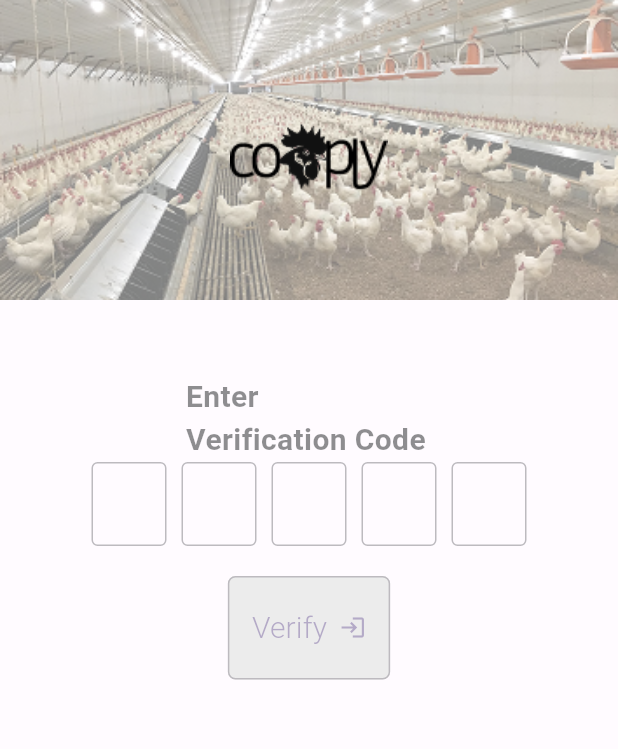
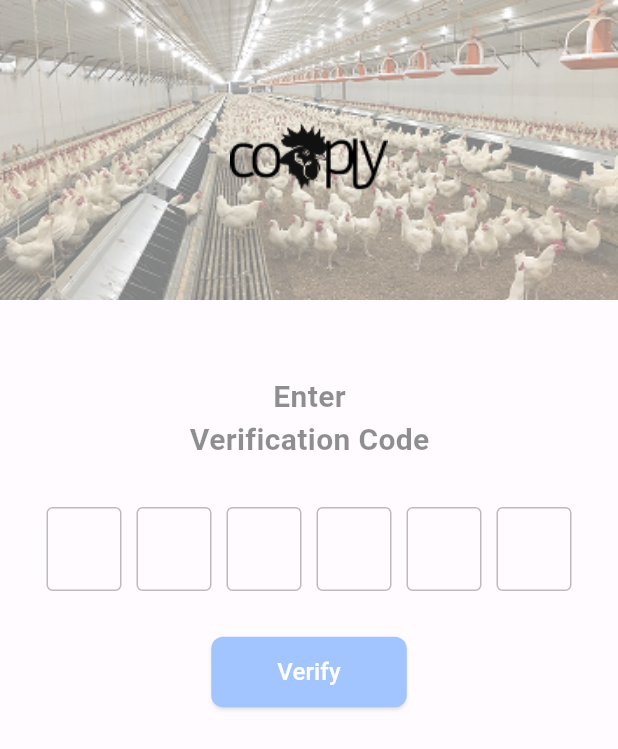
Before and after one commit to Moverr/cooply, a Flutter app: the VerificationScreen screen opened directly, on a phone screen of 412 x 824 dp. Shown: the top 749 px of the screen. Run offline on Flutter 3.47's test engine with Material 3 defaults, Android fonts, the phone set to English and light mode, and no system bars; our stand-ins replace data_table_2, dio, dropdown_search, flutter_map, flutter_svg, font_awesome_flutter and 4 more; accounts and stored records are empty; Roboto replaces fonts that are missing (inter).

Commit message:
Verificafiont screen , login and register done

```diff
--- a/lib/models/dtos/loginResponse.dart
+++ b/lib/models/dtos/loginResponse.dart
@@ -5,7 +5,7 @@ import 'role.dart';
 class LoginResponse{
 
   String username;
-  bool isSuccessful;
+  String status;
   String message;
   String auth_token;
   String refresh_token;
@@ -16,7 +16,7 @@ class LoginResponse{
 
   LoginResponse({
     required this.username,
-    required this.isSuccessful,
+    required this.status,
     required this.message,
     required this.auth_token,
     required this.refresh_token,
@@ -33,7 +33,7 @@ class LoginResponse{
 
   factory LoginResponse.fromJson(Map<String, Object?> json) => LoginResponse(
     username: json["username"] as String,
-    isSuccessful: json["is_successful"] as bool,
+    status: json["status"] as String,
     message: json["message"] as String,
     auth_token: json["auth_token"] as String,
     refresh_token: json["refresh_token"] as String,
@@ -46,7 +46,7 @@ class LoginResponse{
   );
 
   Map<String, dynamic> toJson() => {
-    "is_successful": isSuccessful,
+    "status": status,
     "message": message,
     "auth_token": auth_token,
     "refresh_token": refresh_token,
--- /dev/null
+++ b/lib/models/dtos/message_response.dart
@@ -0,0 +1,26 @@
+
+
+
+class MessageResponse{
+  String message;
+  String status;
+
+  MessageResponse({
+    required this.message,
+    required this.status,
+  });
+
+
+
+  factory MessageResponse.fromJson(Map<String, Object?> json) => MessageResponse(
+    message: json["message"] as String,
+    status: json["status"] as String,
+  );
+
+  Map<String, dynamic> toJson() => {
+    "message": message,
+  };
+
+
+
+}
--- a/lib/screens/register_screen.dart
+++ b/lib/screens/register_screen.dart
@@ -1,3 +1,4 @@
+import 'package:Cooply/screens/verification_screen.dart';
 import 'package:Cooply/services/AuthService.dart';
 import 'package:Cooply/widgets/Auth2RowWidget.dart';
 import 'package:flutter/material.dart';
@@ -195,6 +196,10 @@ class _RegisterState extends State<RegisterForm> {
           );
 
 
+          //todo: go to verification screen
+          Navigator.pushReplacement(context,
+              MaterialPageRoute(builder: (context) => VerificationScreen()));
+
         } else {
           LoadingDialog.hide(context);
           ScaffoldMessenger.of(context).showSnackBar(
--- a/lib/screens/splash_screen.dart
+++ b/lib/screens/splash_screen.dart
@@ -18,7 +18,8 @@ class SplashScreen extends StatelessWidget {
     Future.delayed(Duration(seconds: 5), () {
       //todo: open the home screen
       Navigator.pushReplacement(
-          context, MaterialPageRoute(builder: (context) =>  VerificationScreen()
+          context, MaterialPageRoute(builder: (context) => HomeScreen()
+          //VerificationScreen()
           //HomeScreen()
 
       ));
--- a/lib/screens/verification_screen.dart
+++ b/lib/screens/verification_screen.dart
@@ -1,8 +1,12 @@
+import 'package:Cooply/screens/home_screen.dart';
 import 'package:Cooply/utils/AppConstants.dart';
 import 'package:flutter/cupertino.dart';
 import 'package:flutter/material.dart';
+import 'package:provider/provider.dart';
 
+import '../providers/auth_provider.dart';
 import '../utils/util.dart';
+import '../widgets/loadingDialog.dart';
 
 class VerificationScreen extends StatefulWidget {
   @override
@@ -10,6 +14,46 @@ class VerificationScreen extends StatefulWidget {
 }
 
 class _VerificationScreenState extends State<VerificationScreen> {
+  final int codeLength = 6;
+  final List<TextEditingController> controllers =
+      List.generate(6, (_) => TextEditingController());
+  final List<FocusNode> focusNodes = List.generate(6, (_) => FocusNode());
+
+  String code = "";
+
+  @override
+  void dispose() {
+    controllers.forEach((c) => c.dispose());
+    focusNodes.forEach((f) => f.dispose());
+    super.dispose();
+  }
+
+  int countIndex = 0;
+  void handleInput(String value, int index) {
+    if (value.length > 1) {
+      // Pasted multiple characters — distribute from where the paste happened
+      int pasteIndex = index;
+      for (int i = countIndex; i < value.length; countIndex++) {
+        if (pasteIndex >= codeLength) break;
+        controllers[pasteIndex].text = value[i];
+        pasteIndex++;
+      }
+
+      if (pasteIndex < codeLength) {
+        FocusScope.of(context).requestFocus(focusNodes[pasteIndex]);
+      } else {
+        FocusScope.of(context).unfocus();
+      }
+    } else {
+      // Typed single character — just move to next
+      if (value.isNotEmpty && index + 1 < codeLength) {
+        FocusScope.of(context).requestFocus(focusNodes[index + 1]);
+      } else if (index + 1 == codeLength) {
+        FocusScope.of(context).unfocus();
+      }
+    }
+  }
+
   @override
   Widget build(BuildContext context) {
     return Scaffold(
@@ -22,139 +66,125 @@ class _VerificationScreenState extends State<VerificationScreen> {
               Container(
                 width: double.infinity,
                 height: Util.scaleWidthFromDesign(context, 200),
-                  color: Colors.white, //todo: will investigate color father
+                color: Colors.white,
                 child: ColorFiltered(
                   colorFilter: ColorFilter.mode(
-                      Colors.white
-                          .withAlpha(128), // Adjust opacity (0.0 to 1.0)
-                      BlendMode.dstATop, // Blend the opacity with the image
+                    Colors.white.withAlpha(128),
+                    BlendMode.dstATop,
                   ),
                   child:
                       Image.asset('assets/home_image.png', fit: BoxFit.cover),
                 ),
               ),
-                Container(
-                  child: Center(
-                    child: Image.asset(
-                      'assets/cooply_sm.png',
-                      // Adjust how the image fits inside the box
+              Center(
+                child: Image.asset('assets/cooply_sm.png'),
+              ),
+            ],
           ),
         ),
       ),
-              ],
-            ))),
       body: Column(
         children: [
           Container(
             padding: EdgeInsets.only(left: 1, top: 50),
-// alignment: Alignment.center,
-
             child: Text(
               "Enter \nVerification Code ",
+              textAlign: TextAlign.center,
               style: TextStyle(
                 fontFamily: AppConstants.defaultFont,
                 fontWeight: FontWeight.bold,
-                    fontSize: 20),
+                fontSize: 20,
               ),
             ),
+          ),
+          SizedBox(height: 30),
           Center(
             child: Row(
               mainAxisAlignment: MainAxisAlignment.center,
+              children: List.generate(codeLength, (index) {
+                return Row(
                   children: [
                     SizedBox(
                       width: 50,
                       child: TextFormField(
-                      keyboardType: TextInputType.text,
+                        controller: controllers[index],
+                        focusNode: focusNodes[index],
+                        keyboardType: TextInputType.number,
+                        textAlign: TextAlign.center,
+                        maxLength: 1,
                         decoration: InputDecoration(
+                          counterText: "",
                           border: OutlineInputBorder(),
+                        ),
+                        onChanged: (value) => handleInput(value, index),
+                      ),
+                    ),
+                    if (index < codeLength - 1) SizedBox(width: 10),
+                  ],
+                );
+              }),
+            ),
+          ),
+          SizedBox(height: 30),
+         ElevatedButton(
+              onPressed: () {
+               _handleVerification();
+              },
+              style: ElevatedButton.styleFrom(
+                backgroundColor: Colors.blueAccent,
+                foregroundColor: Colors.white,
+                shape: RoundedRectangleBorder(
+                  borderRadius: BorderRadius.circular(8),
+                ),
+              ),
+              child: const Padding(
+                padding: EdgeInsets.symmetric(horizontal: 20, vertical: 12),
+                child: Text(
+                  'Verify',
+                  style: TextStyle(
+                    fontSize: 16,
+                    fontWeight: FontWeight.w500,
                   ),
                 ),
               ),
-                  SizedBox(
-                    width: 10,
             ),
-                  SizedBox(
-                    width: 50,
-                    child: TextFormField(
-                      keyboardType: TextInputType.text,
-                      decoration: InputDecoration(
-                        border: OutlineInputBorder(),
-                      ),
-                    ),
-                  ),
-                  SizedBox(
-                    width: 10,
-                  ),
-                  SizedBox(
-                    width: 50,
-                    child: TextFormField(
-                      keyboardType: TextInputType.text,
-                      decoration: InputDecoration(
-                        border: OutlineInputBorder(),
-                      ),
-                    ),
-                  ),
-                  SizedBox(
-                    width: 10,
-                  ),
-                  SizedBox(
-                    width: 50,
-                    child: TextFormField(
-                      keyboardType: TextInputType.text,
-                      decoration: InputDecoration(
-                        border: OutlineInputBorder(),
-                      ),
-                    ),
-                  ),
-                  SizedBox(
-                    width: 10,
-                  ),
-                  SizedBox(
-                    width: 50,
-                    child: TextFormField(
-                      keyboardType: TextInputType.text,
-                      decoration: InputDecoration(
-                        border: OutlineInputBorder(),
-                      ),
-                    ),
-                  ),
+
+
+
         ],
       ),
+    );
+  }
+
+  Future<void> _handleVerification( ) async {
+    String otpCode = controllers
+        .map((controller) => controller.text.trim())
+        .join()
+        .toUpperCase();
+    final authProvider = Provider.of<AuthProvider>(context, listen: false);
+    LoadingDialog.show(context, "Validating Token");
+
+    await authProvider.validateOTP(otpCode);
+
+    LoadingDialog.hide(context);
+
+    if (authProvider.isRegistered == true) {
+      ScaffoldMessenger.of(context).showSnackBar(
+        const SnackBar(
+          content: Text("User Validated Succesfully"),
+          backgroundColor: Colors.green,
         ),
+      );
 
-            SizedBox(
-              height: 20,
-            ) ,
-            OutlinedButton(
-              onPressed:(){
-
-              },
-              style: ElevatedButton.styleFrom(
-                backgroundColor:
-                AppConstants.DashboardSideVIewDefault,
-                padding: const EdgeInsets.symmetric(
-                    horizontal: 16, vertical: 20),
-                shape: RoundedRectangleBorder(
-                  borderRadius: BorderRadius.circular(5),
+      Navigator.pushReplacement(
+          context, MaterialPageRoute(builder: (context) => HomeScreen()));
+    } else {
+      ScaffoldMessenger.of(context).showSnackBar(
+        const SnackBar(
+          content: Text("Activation failed"),
+          backgroundColor: Colors.red,
         ),
-              ),
-              child: Row(
-                mainAxisSize: MainAxisSize.min,
-                children: [
-                  Text(
-                    'Verify',
-                    style: TextStyle(
-                      fontFamily: AppConstants.defaultFont,
-                      fontSize: 20,
-                      fontWeight: FontWeight.w300,
-                    ),
-                  ),
-                  SizedBox(width: 8),
-                  Icon(Icons.login),
-                ],
-              ),
-            ),
-          ],
-        ));
+      );
     }
   }
+}
--- a/lib/services/FarmService.dart
+++ b/lib/services/FarmService.dart
@@ -10,7 +10,7 @@ class FarmService {
 
 
   final String baseUrl = "${AppConstants.BASE_URL}${AppConstants.FARMENDPOINT}";
-  final String baseApi = "http://52.207.255.31:8082/v1";
+  final String baseApi = "${AppConstants.BASE_URL}v1";
 
   get token => "Token and also"; //todo: get the token from other apps
 
--- a/lib/utils/AppConstants.dart
+++ b/lib/utils/AppConstants.dart
@@ -17,7 +17,8 @@ class AppConstants {
   static const Color DashboardSideVIewDefault = Color(0XFFD9D9D9);
   // colors?
 
-  static const String BASE_URL = "http://52.207.255.31:8082/";
+  static const String BASE_URL = "http://localhost:8080/";
+      //"http://52.207.255.31:8082/";
   static const String LOCAL_BASE_URL = "http://localhost:8080/";
 
   static const String AUTHENDPOINT = "v1/auth";
```
Also changed, not shown: lib/models/dtos/error_response.dart (added, +27 -0 lines), lib/providers/auth_provider.dart (+82 -2 lines), lib/screens/login_screen.dart (+18 -11 lines), lib/services/AuthService.dart (+46 -1 lines). Lines whose indentation alone changed are shown as unchanged.
